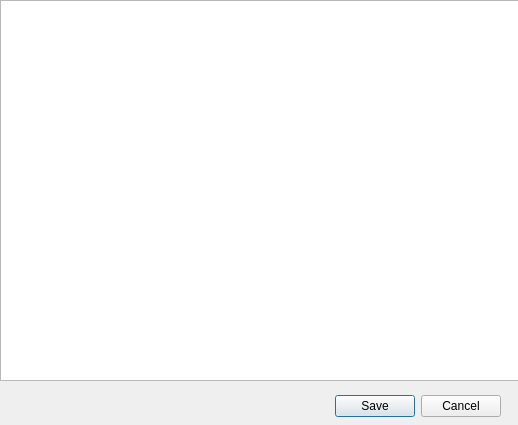
First picture: the form in imageread.ui, repository ahakan/delta, before the edit.
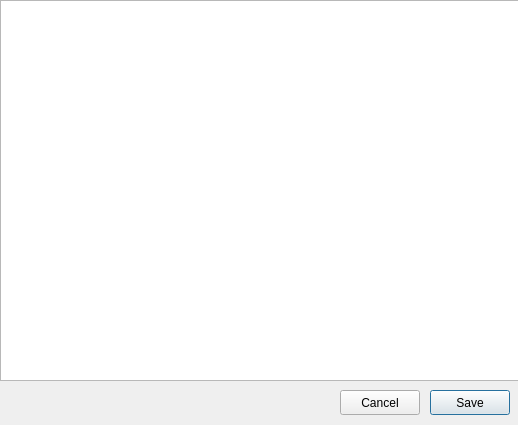
Second picture: the form after the edit.

Commit message: image read function completed. image text ui finished. fixed some bugs

What changed in the file:
```diff
--- a/imageread.ui
+++ b/imageread.ui
@@ -13,22 +13,6 @@
   <property name="windowTitle">
    <string>Image Text</string>
   </property>
-  <widget class="QDialogButtonBox" name="SaveButton">
-   <property name="geometry">
-    <rect>
-     <x>160</x>
-     <y>390</y>
-     <width>341</width>
-     <height>32</height>
-    </rect>
-   </property>
-   <property name="orientation">
-    <enum>Qt::Horizontal</enum>
-   </property>
-   <property name="standardButtons">
-    <set>QDialogButtonBox::Cancel|QDialogButtonBox::Save</set>
-   </property>
-  </widget>
   <widget class="QTextBrowser" name="textBrowser">
    <property name="geometry">
     <rect>
@@ -39,6 +23,32 @@
     </rect>
    </property>
   </widget>
+  <widget class="QPushButton" name="saveButton">
+   <property name="geometry">
+    <rect>
+     <x>430</x>
+     <y>390</y>
+     <width>80</width>
+     <height>25</height>
+    </rect>
+   </property>
+   <property name="text">
+    <string>Save</string>
+   </property>
+  </widget>
+  <widget class="QPushButton" name="cancelButton">
+   <property name="geometry">
+    <rect>
+     <x>340</x>
+     <y>390</y>
+     <width>80</width>
+     <height>25</height>
+    </rect>
+   </property>
+   <property name="text">
+    <string>Cancel</string>
+   </property>
+  </widget>
  </widget>
  <resources/>
  <connections>
```
Left out of the diff: 35 changed lines with no effect on the pictures. The commit also changes 6 other files.
